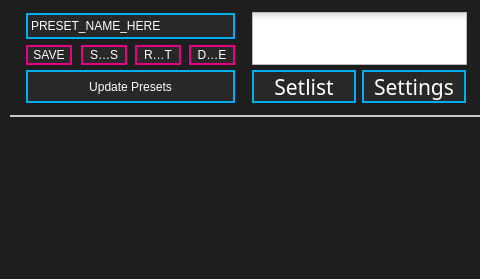
First picture: the form in standalone/advanced/forms/mainwindow.ui, repository Muse-Kinetics/softstep_editor, before the edit; both pictures show x 0 to 480 and y 0 to 279 of the 690 by 279 pixel window.
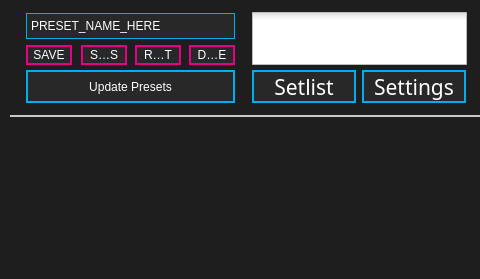
Second picture: the form after the edit. Icons and pictures are not drawn.

Commit message: Changed: Settings window now gets both height and width resized depending on which tab you have selected. Used setFixedSize instead of just setFixedHeight

```diff
--- a/standalone/advanced/forms/mainwindow.ui
+++ b/standalone/advanced/forms/mainwindow.ui
@@ -328,10 +328,59 @@
        <bool>false</bool>
       </property>
       <property name="styleSheet">
-       <string notr="true">QComboBox
+       <string notr="true">/*----------- QComboBox ------------*/
+QComboBox
 {
+	font: 10pt &quot;Futura&quot;;
+	border: 1px solid rgb(0,174,239);
 	background: rgb(40, 40, 40);
-}</string>
+	color: white;
+	padding: 1px 3px 1px 4px;
+ }
+
+QComboBox QListView
+{
+	background-color: rgb(40, 40, 40);
+	border: transparent;
+	font: 10px &quot;Futura&quot;;
+	padding-left: 3px;
+	padding-right: 3px;
+	min-width: 35px;
+}
+
+QComboBox::item:alternate
+{
+	background: rgb(90, 90, 90);
+}
+
+QComboBox::item:selected
+{
+	border: 1px solid transparent;
+	background: rgb(0,174,239);
+}
+
+QComboBox::indicator
+{
+	background-color: transparent;
+	selection-background-color: transparent;
+	color: transparent;
+	selection-color: white;
+}
+
+QComboBox::drop-down
+{
+	width: 1px;
+	height: 1px;
+	subcontrol-origin: margin;
+	subcontrol-position: right center;
+	border-left-width: 0px;
+	border-right-width: 0px;
+	border-top-width: 0px;
+	border-bottom-width: 0px;
+	padding: 1px 1px 1px 4px;
+}
+
+</string>
       </property>
       <property name="editable">
        <bool>false</bool>
```
The commit also changes 2 other files.
